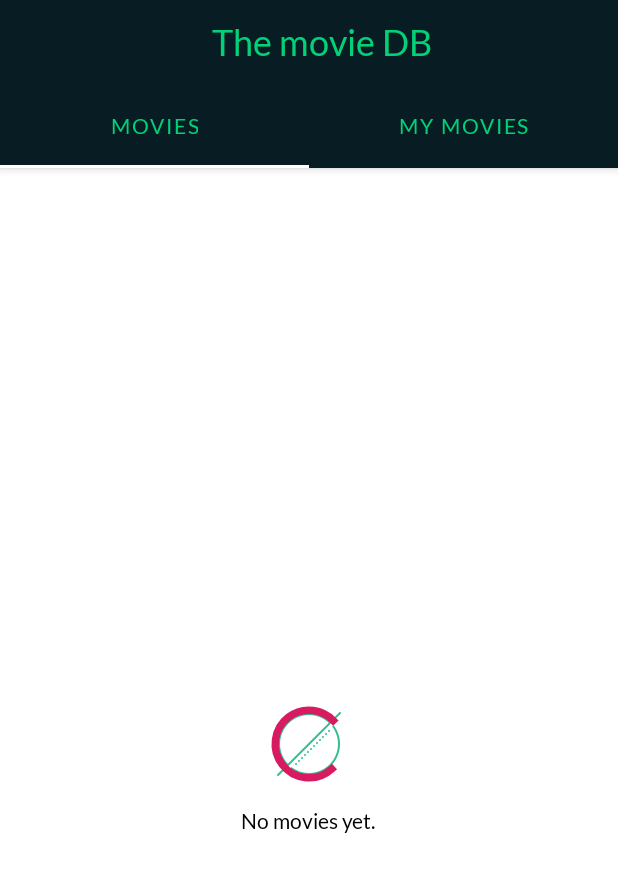
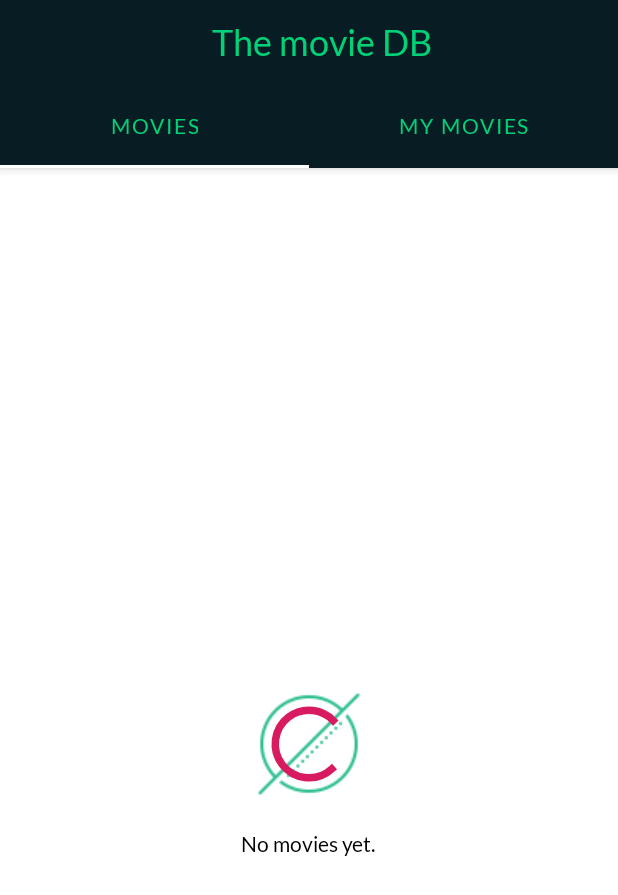
Before and after one commit to emmaChristine/TMDB, an Android app: the screen it shows after launch (MainActivity), on a phone screen of 412 x 824 dp. Shown: the top 895 px of the screen. Run offline under Robolectric (Android 15) with nearby library versions, the phone set to English and light mode, and no system bars; our stand-ins replace Room's generated code, Timber, data binding, paging; libraries missing offline, so code that uses them is left out: androidx.paging, com.jakewharton.retrofit2; 3 statements that could not run were skipped.

Commit message:
readme update

```diff
--- a/movies/app/src/main/res/layout/empty_movies_list.xml
+++ b/movies/app/src/main/res/layout/empty_movies_list.xml
@@ -11,8 +11,8 @@
     <ImageView
         android:id="@+id/empty_list_logo"
         android:contentDescription="@string/image_content_description"
-        android:layout_width="wrap_content"
-        android:layout_height="wrap_content"
+        android:layout_width="@dimen/empty_movies_logo_size"
+        android:layout_height="@dimen/empty_movies_logo_size"
         android:layout_centerInParent="true"
         android:gravity="center"
         android:src="@drawable/empty_set"
--- a/movies/app/src/main/res/values/dimens.xml
+++ b/movies/app/src/main/res/values/dimens.xml
@@ -12,5 +12,6 @@
     <dimen name="card_elevation">1dp</dimen>
     <dimen name="card_margin">2dp</dimen>
     <dimen name="card_image_height">180dp</dimen>
+    <dimen name="empty_movies_logo_size">100dp</dimen>
 
 </resources>
```
Also changed, not shown: 1 other file.
